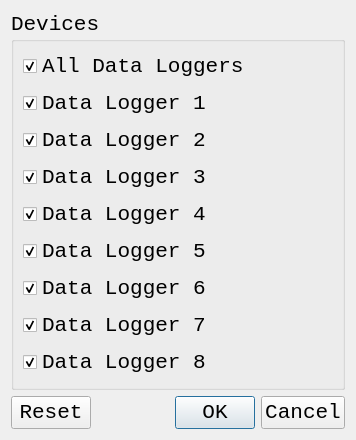
Qt form devicesdialogbox.ui (UniversalKraftr/HuTemp) before a commit.
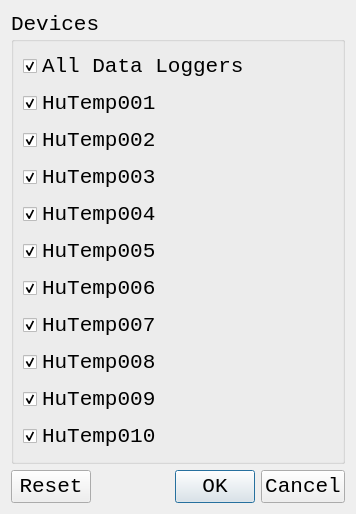
The same form after that commit.

Patch:
```diff
--- a/devicesdialogbox.ui
+++ b/devicesdialogbox.ui
@@ -51,7 +51,7 @@
       <item>
        <widget class="QCheckBox" name="DevicesDialogBoxDataLogger1CheckBox">
         <property name="text">
-         <string>Data Logger 1</string>
+         <string>HuTemp001</string>
         </property>
         <property name="checked">
          <bool>true</bool>
@@ -61,7 +61,7 @@
       <item>
        <widget class="QCheckBox" name="DevicesDialogBoxDataLogger2CheckBox">
         <property name="text">
-         <string>Data Logger 2</string>
+         <string>HuTemp002</string>
         </property>
         <property name="checked">
          <bool>true</bool>
@@ -71,7 +71,7 @@
       <item>
        <widget class="QCheckBox" name="DevicesDialogBoxDataLogger3CheckBox">
         <property name="text">
-         <string>Data Logger 3</string>
+         <string>HuTemp003</string>
         </property>
         <property name="checked">
          <bool>true</bool>
@@ -81,7 +81,7 @@
       <item>
        <widget class="QCheckBox" name="DevicesDialogBoxDataLogger4CheckBox">
         <property name="text">
-         <string>Data Logger 4</string>
+         <string>HuTemp004</string>
         </property>
         <property name="checked">
          <bool>true</bool>
@@ -91,7 +91,7 @@
       <item>
        <widget class="QCheckBox" name="DevicesDialogBoxDataLogger5CheckBox">
         <property name="text">
-         <string>Data Logger 5</string>
+         <string>HuTemp005</string>
         </property>
         <property name="checked">
          <bool>true</bool>
@@ -101,7 +101,7 @@
       <item>
        <widget class="QCheckBox" name="DevicesDialogBoxDataLogger6CheckBox">
         <property name="text">
-         <string>Data Logger 6</string>
+         <string>HuTemp006</string>
         </property>
         <property name="checked">
          <bool>true</bool>
@@ -111,7 +111,7 @@
       <item>
        <widget class="QCheckBox" name="DevicesDialogBoxDataLogger7CheckBox">
         <property name="text">
-         <string>Data Logger 7</string>
+         <string>HuTemp007</string>
         </property>
         <property name="checked">
          <bool>true</bool>
@@ -121,7 +121,27 @@
       <item>
        <widget class="QCheckBox" name="DevicesDialogBoxDataLogger8CheckBox">
         <property name="text">
-         <string>Data Logger 8</string>
+         <string>HuTemp008</string>
+        </property>
+        <property name="checked">
+         <bool>true</bool>
+        </property>
+       </widget>
+      </item>
+      <item>
+       <widget class="QCheckBox" name="DevicesDialogBoxDataLogger9CheckBox">
+        <property name="text">
+         <string>HuTemp009</string>
+        </property>
+        <property name="checked">
+         <bool>true</bool>
+        </property>
+       </widget>
+      </item>
+      <item>
+       <widget class="QCheckBox" name="DevicesDialogBoxDataLogger10CheckBox">
+        <property name="text">
+         <string>HuTemp010</string>
         </property>
         <property name="checked">
          <bool>true</bool>
```
